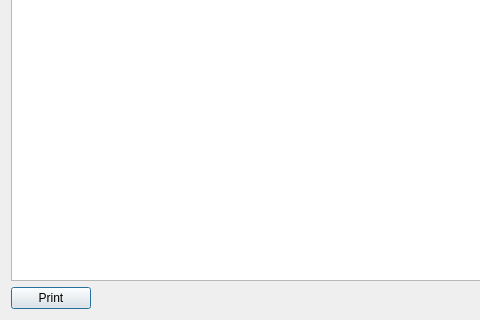
First picture: the form in shvsm/printreportdialog.ui, repository SeregaGomen/shvsm, before the edit; both pictures show x 0 to 480 and y 213 to 533 of the 1014 by 533 pixel window.
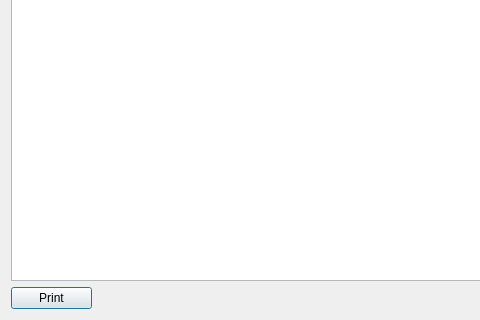
Second picture: the form after the edit.

```diff
--- a/shvsm/printreportdialog.ui
+++ b/shvsm/printreportdialog.ui
@@ -10,6 +10,18 @@
     <height>533</height>
    </rect>
   </property>
+  <property name="minimumSize">
+   <size>
+    <width>1014</width>
+    <height>533</height>
+   </size>
+  </property>
+  <property name="maximumSize">
+   <size>
+    <width>1014</width>
+    <height>533</height>
+   </size>
+  </property>
   <property name="windowTitle">
    <string>Report</string>
   </property>
@@ -24,7 +36,13 @@
    <item>
     <layout class="QHBoxLayout" name="horizontalLayout">
      <item>
-      <widget class="QPushButton" name="pushButton">
+      <widget class="QPushButton" name="pbPrint">
+       <property name="minimumSize">
+        <size>
+         <width>81</width>
+         <height>0</height>
+        </size>
+       </property>
        <property name="text">
         <string>Print</string>
        </property>
```
Left out of the diff: 22 changed lines with no effect on the pictures.
